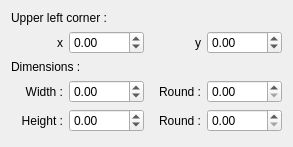
First picture: the form in sources/editor/ui/rectangleeditor.ui, repository EmilOsvoll/qelectrotech-source-mirror, before the edit.
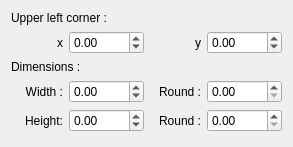
Second picture: the form after the edit.

The edit to the form file:
```diff
--- a/sources/editor/ui/rectangleeditor.ui
+++ b/sources/editor/ui/rectangleeditor.ui
@@ -29,7 +29,7 @@
      <item row="4" column="0">
       <widget class="QLabel" name="label_6">
        <property name="text">
-        <string>Height :</string>
+        <string>Height:</string>
        </property>
        <property name="alignment">
         <set>Qt::AlignRight|Qt::AlignTrailing|Qt::AlignVCenter</set>
```
